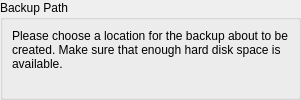
Before: the Qt Designer form nepomuk/services/backupsync/gui/backupsettingspage.ui in KDE/kde-runtime, drawn with Qt 5.
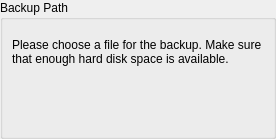
After: the same form once the commit is applied. Custom widgets are drawn as their Qt base class.

Commit message: change string, approved by i18n list and by maintainer

Patch:
```diff
--- a/nepomuk/services/backupsync/gui/backupsettingspage.ui
+++ b/nepomuk/services/backupsync/gui/backupsettingspage.ui
@@ -2,6 +2,14 @@
 <ui version="4.0">
  <class>BackupSettingsPage</class>
  <widget class="QWidget" name="BackupSettingsPage">
+  <property name="geometry">
+   <rect>
+    <x>0</x>
+    <y>0</y>
+    <width>276</width>
+    <height>139</height>
+   </rect>
+  </property>
   <layout class="QVBoxLayout" name="verticalLayout_2">
    <property name="margin">
     <number>0</number>
@@ -15,7 +23,7 @@
       <item>
        <widget class="QLabel" name="label">
         <property name="text">
-         <string extracomment="@info">Please choose a location for the backup about to be created. Make sure that enough hard disk space is available.</string>
+         <string extracomment="@info">Please choose a file for the backup. Make sure that enough hard disk space is available.</string>
         </property>
         <property name="wordWrap">
          <bool>true</bool>
```
